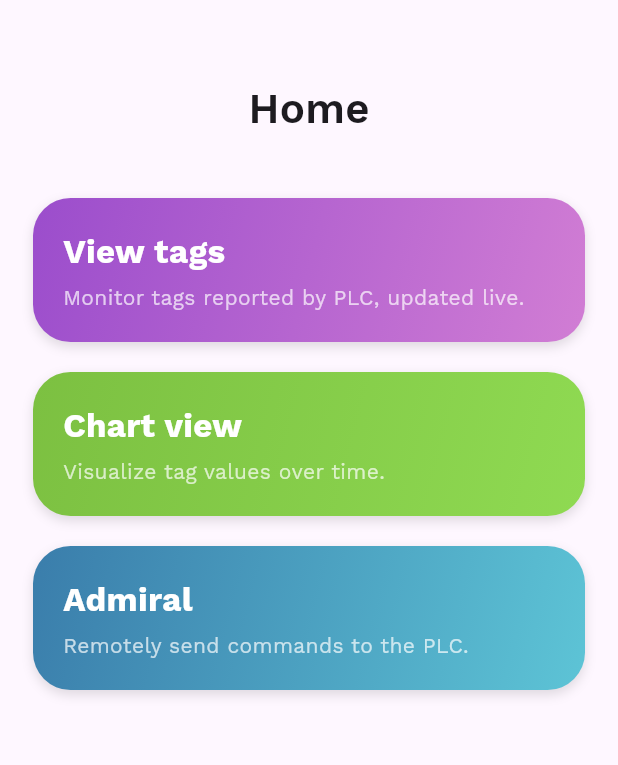
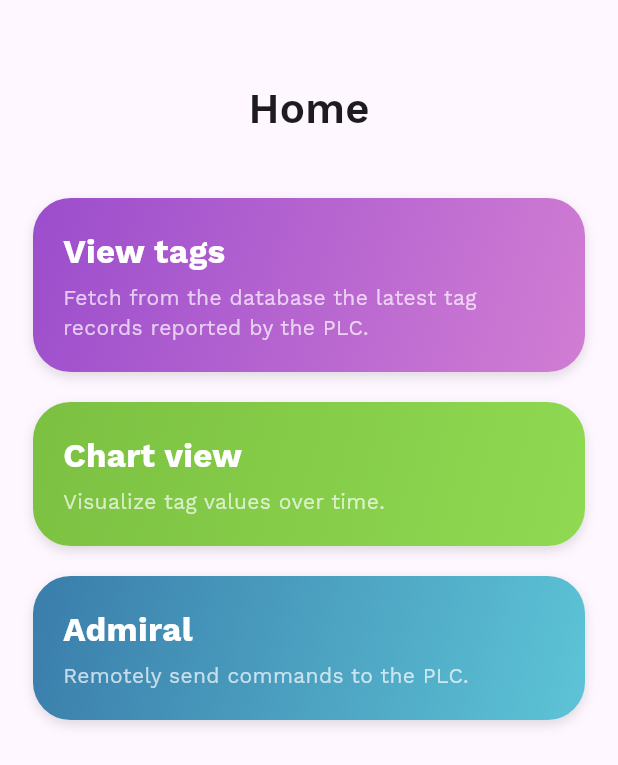
Before and after one commit to andergisomon/mantadsodu, a Flutter app: the screen it shows after launch, on a phone screen of 412 x 824 dp. Shown: the top 765 px of the screen. Run offline on Flutter 3.47's test engine with Material 3 defaults, Android fonts, the phone set to English and light mode, and no system bars; our stand-ins replace flutter_dotenv, google_fonts, supabase_flutter; accounts and stored records are empty.

Commit message:
rewrite screen description

```diff
--- a/lib/screens/disclaimer.dart
+++ b/lib/screens/disclaimer.dart
@@ -63,7 +63,7 @@ class DisclaimerScreen extends StatelessWidget {
                 // "I understand" Button
                 ElevatedButton(
                   onPressed: () {
-                      Navigator.of(context).push(
+                     Navigator.of(context).pushReplacement(
                       MaterialPageRoute(builder: (context) => const AdmiralScreen()),
                     );
                   },
--- a/lib/screens/home.dart
+++ b/lib/screens/home.dart
@@ -91,7 +91,7 @@ class HomeScreen extends StatelessWidget {
                   child:
                     _buildGradientButton(
                     title: 'View tags',
-                    subtitle: 'Monitor tags reported by PLC, updated live.',
+                    subtitle: 'Fetch from the database the latest tag records reported by the PLC.',
                     gradientColors: [Color(0xFF9B4DCC), Color(0xFFD17DD4)],
                   )
                 ),
```
